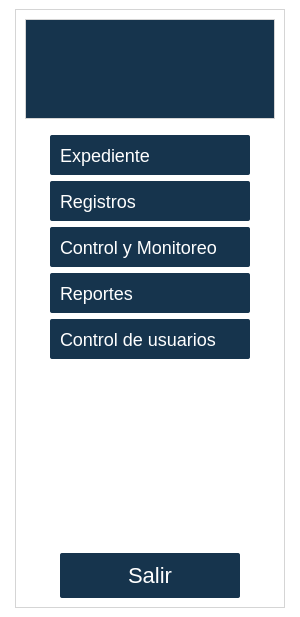
Qt form app/ui/sildebar.ui (Mai1203/Corponari-o-TUA) before a commit.
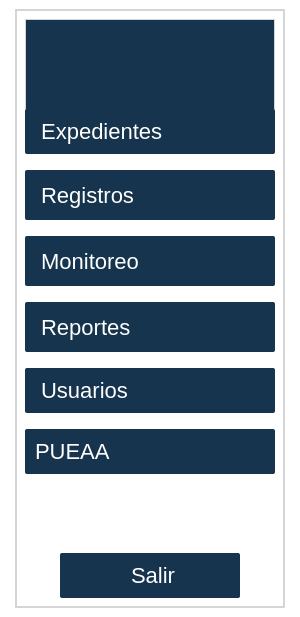
The same form after that commit. Icons and pictures are not drawn.

What changed in the file:
```diff
--- a/app/ui/sildebar.ui
+++ b/app/ui/sildebar.ui
@@ -39,7 +39,7 @@
     <item>
      <layout class="QGridLayout" name="gridLayout">
       <item row="0" column="0">
-       <widget class="QFrame" name="frame">
+       <widget class="QStackedWidget" name="stackedWidget">
         <property name="sizePolicy">
          <sizepolicy hsizetype="Fixed" vsizetype="Fixed">
           <horstretch>0</horstretch>
@@ -57,11 +57,15 @@
 border: 1px solid #d5d5d5;</string>
         </property>
         <property name="frameShape">
-         <enum>QFrame::StyledPanel</enum>
+         <enum>QFrame::NoFrame</enum>
         </property>
         <property name="frameShadow">
-         <enum>QFrame::Raised</enum>
+         <enum>QFrame::Plain</enum>
         </property>
+        <property name="lineWidth">
+         <number>0</number>
+        </property>
+        <widget class="QWidget" name="stackedWidgetPage1">
         <layout class="QVBoxLayout" name="verticalLayout_2">
          <item>
           <widget class="QLabel" name="label">
@@ -123,8 +127,8 @@
            </property>
            <property name="minimumSize">
             <size>
-             <width>200</width>
-             <height>40</height>
+              <width>250</width>
+              <height>45</height>
             </size>
            </property>
            <property name="cursor">
@@ -137,7 +141,7 @@
     color: white; /* Color del texto */
     padding: 5px 10px; /* Espaciado interno */
     border: none; /* Elimina el borde predeterminado */
-    font-size: 18px; /* Tamaño de fuente */
+    font-size: 22px; /* Tamaño de fuente */
     text-align: left; /* Alinea el texto a la izquierda */
 }
 
@@ -154,7 +158,7 @@
 </string>
            </property>
            <property name="text">
-            <string>Expediente</string>
+             <string> Expedientes</string>
            </property>
            <property name="icon">
             <iconset>
@@ -168,6 +172,22 @@
            </property>
           </widget>
          </item>
+          <item>
+           <spacer name="verticalSpacer_3">
+            <property name="orientation">
+             <enum>Qt::Vertical</enum>
+            </property>
+            <property name="sizeType">
+             <enum>QSizePolicy::Fixed</enum>
+            </property>
+            <property name="sizeHint" stdset="0">
+             <size>
+              <width>20</width>
+              <height>10</height>
+             </size>
+            </property>
+           </spacer>
+          </item>
          <item alignment="Qt::AlignHCenter|Qt::AlignTop">
           <widget class="QPushButton" name="pushButton_5">
            <property name="sizePolicy">
@@ -178,8 +198,8 @@
            </property>
            <property name="minimumSize">
             <size>
-             <width>200</width>
-             <height>40</height>
+              <width>250</width>
+              <height>50</height>
             </size>
            </property>
            <property name="cursor">
@@ -192,7 +212,7 @@
     color: white; /* Color del texto */
     padding: 5px 10px; /* Espaciado interno */
     border: none; /* Elimina el borde predeterminado */
-    font-size: 18px; /* Tamaño de fuente */
+    font-size: 22px; /* Tamaño de fuente */
     text-align: left; /* Alinea el texto a la izquierda */
 }
 
@@ -209,7 +229,7 @@
 </string>
            </property>
            <property name="text">
-            <string>Registros</string>
+             <string> Registros</string>
            </property>
            <property name="icon">
             <iconset>
@@ -223,6 +243,22 @@
            </property>
           </widget>
          </item>
+          <item>
+           <spacer name="verticalSpacer_4">
+            <property name="orientation">
+             <enum>Qt::Vertical</enum>
+            </property>
+            <property name="sizeType">
+             <enum>QSizePolicy::Fixed</enum>
+            </property>
+            <property name="sizeHint" stdset="0">
+             <size>
+              <width>20</width>
+              <height>10</height>
+             </size>
+            </property>
+           </spacer>
+          </item>
          <item alignment="Qt::AlignHCenter|Qt::AlignTop">
           <widget class="QPushButton" name="pushButton_6">
            <property name="sizePolicy">
@@ -233,8 +269,8 @@
            </property>
            <property name="minimumSize">
             <size>
-             <width>200</width>
-             <height>40</height>
+              <width>250</width>
+              <height>50</height>
             </size>
            </property>
            <property name="cursor">
@@ -247,7 +283,8 @@
     color: white; /* Color del texto */
     padding: 5px 10px; /* Espaciado interno */
     border: none; /* Elimina el borde predeterminado */
-    font-size: 18px; /* Tamaño de fuente */
+    font-size: 22px
+; /* Tamaño de fuente */
     text-align: left; /* Alinea el texto a la izquierda */
 }
 
@@ -264,7 +301,7 @@
 </string>
            </property>
            <property name="text">
-            <string>Control y Monitoreo</string>
+             <string> Monitoreo</string>
            </property>
            <property name="icon">
             <iconset>
@@ -278,6 +315,22 @@
            </property>
           </widget>
          </item>
+          <item>
+           <spacer name="verticalSpacer_5">
+            <property name="orientation">
+             <enum>Qt::Vertical</enum>
+            </property>
+            <property name="sizeType">
+             <enum>QSizePolicy::Fixed</enum>
+            </property>
+            <property name="sizeHint" stdset="0">
+             <size>
+              <width>20</width>
+              <height>10</height>
+             </size>
+            </property>
+           </spacer>
+          </item>
          <item alignment="Qt::AlignHCenter|Qt::AlignTop">
           <widget class="QPushButton" name="pushButton_3">
            <property name="sizePolicy">
@@ -288,8 +341,8 @@
            </property>
            <property name="minimumSize">
             <size>
-             <width>200</width>
-             <height>40</height>
+              <width>250</width>
+              <height>50</height>
             </size>
            </property>
            <property name="cursor">
@@ -302,7 +355,7 @@
     color: white; /* Color del texto */
     padding: 5px 10px; /* Espaciado interno */
     border: none; /* Elimina el borde predeterminado */
-    font-size: 18px; /* Tamaño de fuente */
+    font-size: 22px; /* Tamaño de fuente */
     text-align: left; /* Alinea el texto a la izquierda */
 }
 
@@ -319,7 +372,7 @@
 </string>
            </property>
            <property name="text">
-            <string>Reportes</string>
+             <string> Reportes</string>
            </property>
            <property name="icon">
             <iconset>
@@ -333,8 +386,24 @@
            </property>
           </widget>
          </item>
+          <item>
+           <spacer name="verticalSpacer_6">
+            <property name="orientation">
+             <enum>Qt::Vertical</enum>
+            </property>
+            <property name="sizeType">
+             <enum>QSizePolicy::Fixed</enum>
+            </property>
+            <property name="sizeHint" stdset="0">
+             <size>
+              <width>20</width>
+              <height>10</height>
+             </size>
+            </property>
+           </spacer>
+          </item>
          <item alignment="Qt::AlignHCenter">
-          <widget class="QPushButton" name="pushButton">
+           <widget class="QPushButton" name="BtnUsuarios">
            <property name="sizePolicy">
             <sizepolicy hsizetype="Fixed" vsizetype="Fixed">
              <horstretch>0</horstretch>
@@ -343,8 +412,8 @@
            </property>
            <property name="minimumSize">
             <size>
-             <width>200</width>
-             <height>40</height>
+              <width>250</width>
+              <height>45</height>
             </size>
            </property>
            <property name="cursor">
@@ -357,7 +426,7 @@
     color: white; /* Color del texto */
     padding: 5px 10px; /* Espaciado interno */
     border: none; /* Elimina el borde predeterminado */
-    font-size: 18px; /* Tamaño de fuente */
+    font-size: 22px; /* Tamaño de fuente */
     text-align: left; /* Alinea el texto a la izquierda */
 }
 
@@ -374,7 +443,7 @@
 </string>
            </property>
            <property name="text">
-            <string>Control de usuarios</string>
+             <string> Usuarios</string>
            </property>
            <property name="icon">
             <iconset>
@@ -388,6 +457,64 @@
            </property>
           </widget>
          </item>
+          <item>
+           <spacer name="verticalSpacer_7">
+            <property name="orientation">
+             <enum>Qt::Vertical</enum>
+            </property>
+            <property name="sizeType">
+             <enum>QSizePolicy::Fixed</enum>
+            </property>
+            <property name="sizeHint" stdset="0">
+             <size>
+              <width>20</width>
+              <height>10</height>
+             </size>
+            </property>
+           </spacer>
+          </item>
+          <item>
+           <widget class="QPushButton" name="pushButton">
+            <property name="sizePolicy">
+             <sizepolicy hsizetype="Fixed" vsizetype="Fixed">
+              <horstretch>0</horstretch>
+              <verstretch>0</verstretch>
+             </sizepolicy>
+            </property>
+            <property name="minimumSize">
+             <size>
+              <width>250</width>
+              <height>45</height>
+             </size>
+            </property>
+            <property name="styleSheet">
+             <string notr="true">QPushButton {
+    background-color: #16344D; /* Color de fondo */
+    border-radius: 2px; /* Bordes redondeados */
+    color: white; /* Color del texto */
+    padding: 5px 10px; /* Espaciado interno */
+    border: none; /* Elimina el borde predeterminado */
+    font-size: 22px; /* Tamaño de fuente */
+    text-align: left; /* Alinea el texto a la izquierda */
+}
+
+QPushButton:hover {
+    background-color: #1A4567; /* Color de fondo al pasar el mouse */
+    box-shadow: 0 0 10px rgba(0, 0, 0, 0.5); /* Sombra al pasar el mouse */
+    transform: scale(1.02); /* Ligero aumento al pasar el mouse */
+    transition: all 0.3s ease-in-out; /* Transición suave */
+}
+
+QPushButton::icon {
+    padding-right: 5px; /* Espaciado entre el icono y el texto */
+}
+</string>
+            </property>
+            <property name="text">
+             <string>PUEAA</string>
+            </property>
+           </widget>
+          </item>
          <item>
           <spacer name="verticalSpacer">
            <property name="orientation">
@@ -399,7 +526,7 @@
            <property name="sizeHint" stdset="0">
             <size>
              <width>20</width>
-             <height>500</height>
+              <height>700</height>
             </size>
            </property>
           </spacer>
@@ -445,15 +572,22 @@
 </string>
            </property>
            <property name="text">
-            <string>Salir</string>
+             <string> Salir</string>
            </property>
            <property name="icon">
             <iconset>
              <normaloff>../../assets/iconos/cerrar-sesion.png</normaloff>../../assets/iconos/cerrar-sesion.png</iconset>
            </property>
+            <property name="iconSize">
+             <size>
+              <width>24</width>
+              <height>24</height>
+             </size>
+            </property>
           </widget>
          </item>
         </layout>
+        </widget>
        </widget>
       </item>
      </layout>
```
Left out of the diff: 10 changed lines with no effect on the pictures. Lines whose indentation alone changed are shown as unchanged.
